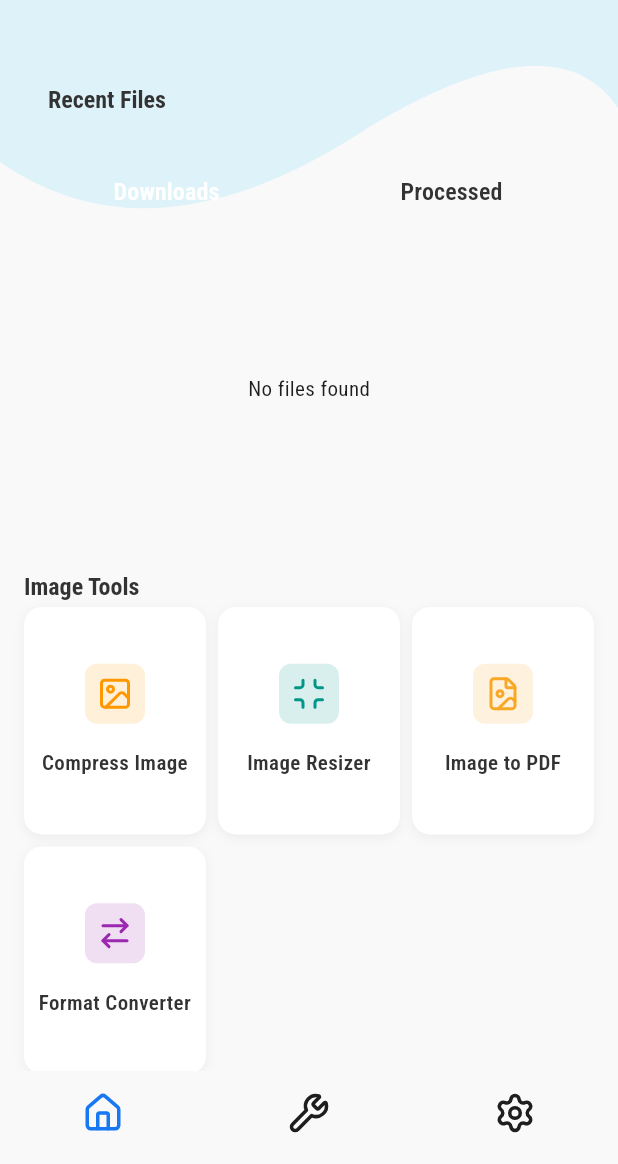
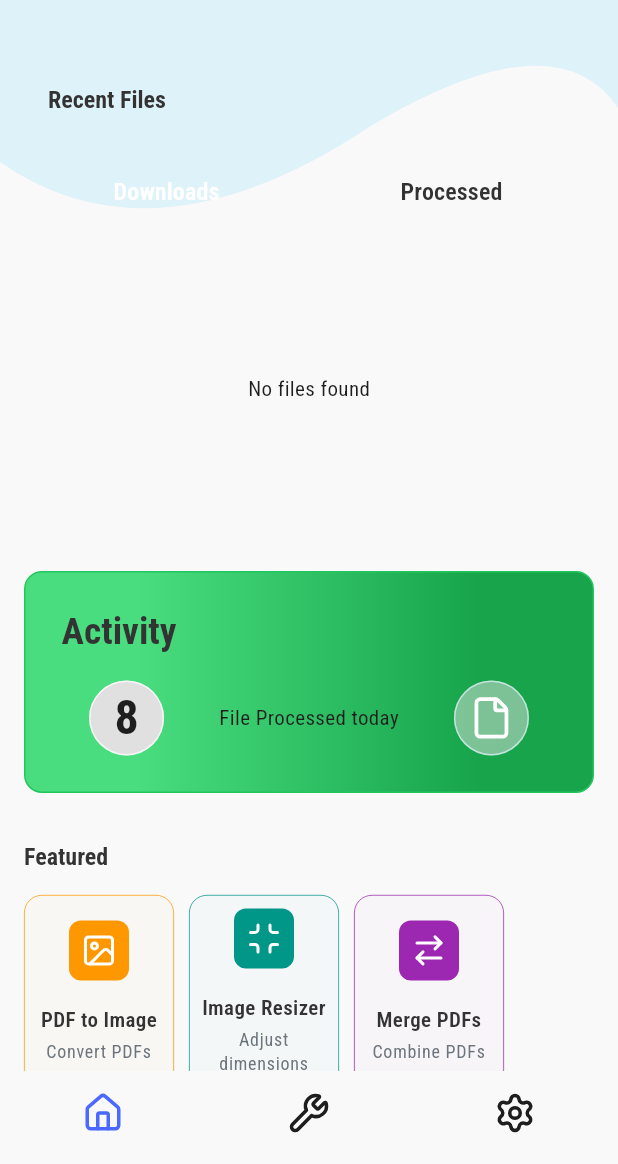
Before and after one commit to alaminsk99/tool_nest, a Flutter app: the screen it shows after launch, on a phone screen of 412 x 824 dp, the part 72-1236 px from its top. Run offline on Flutter 3.47's test engine with Material 3 defaults, Android fonts, the phone set to English and light mode, and no system bars; our stand-ins replace bloc, connectivity_plus, cross_file, equatable, file_picker, firebase_auth and 19 more; missing offline and left inert: flutter_tab_indicator_styler, image_gallery_saver_plus, pdfx, syncfusion_flutter_pdf, syncfusion_flutter_pdfviewer; accounts and stored records are empty; generated files the repository leaves out were written again.

Commit message:
Update the UI

```diff
--- a/lib/application/blocs/pdf_tools/split_pdf/split_pdf_bloc.dart
+++ b/lib/application/blocs/pdf_tools/split_pdf/split_pdf_bloc.dart
@@ -62,12 +62,15 @@ class SplitPdfBloc extends Bloc<SplitPdfEvent, SplitPdfState> {
       if (splitFiles.isNotEmpty) {
         final firstSplit = splitFiles.first;
 
+        final aspectRatio = await PdfService().detectAspectRatio(firstSplit.path,  RecentFileType.pdf);
+
         final recentFile = RecentFileModel(
           path: firstSplit.path,
           name: firstSplit.path.split('/').last,
           fileType: RecentFileType.pdf,
           status: FileStatus.completed,
           tab: RecentTabs.processed,
+          aspectRatio: aspectRatio,
         );
 
         event.context.read<HomePageBloc>().add(AddRecentFileEvent(recentFile));
--- a/lib/core/constants/colors.dart
+++ b/lib/core/constants/colors.dart
@@ -1,48 +1,44 @@
 import 'dart:ui';
-
 import 'package:flutter/material.dart';
 
 class TNColors {
   TNColors._();
 
   /// App Basic Color
-  // Changed to match the prominent blue-purple in buttons and icons
-  // Uses Color
+  // Updated to Facebook Blue - primary brand color for buttons, icons, and emphasis
   static const Color primary = Color(0xff1877F2);
-  // Light grey, suitable for secondary button backgrounds or subtle UI elements
-  // Uses Color
+  // Light grey for secondary button backgrounds and subtle UI elements
   static const Color secondary = Color(0xffF2F2F5);
   static const Color thirdColor = materialPrimaryColor;
-  // Uses Color
-  static const Color black = Color(0xff1E1E1E); // Darkest text/icon color
+  // Darkest text and icon color
+  static const Color black = Color(0xff1E1E1E);
 
-  // Updated MaterialColor to be based on the new primary color
+  /// Material Color Swatch
+  // Based on primary blue with full Material Design color spectrum
   static const MaterialColor materialPrimaryColor = MaterialColor(
     _primaryValue,
     <int, Color>{
-      50: Color(0xFFE9ECFF),  // Lighter shade of primary
-      100: Color(0xFFC9D0FF),
-      200: Color(0xFFA6B1FF),
-      300: Color(0xFF8291FF),
-      400: Color(0xFF6678FF),
-      500: Color(_primaryValue), // This is primary: 0xff4B68FF
-      600: Color(0xFF435EE6),
-      700: Color(0xFF3953CC),
-      800: Color(0xFF3047B3),
-      900: Color(0xFF20338F),  // Darker shade of primary
+      50: Color(0xffE9ECFF),   // Lightest shade
+      100: Color(0xffC9D0FF),
+      200: Color(0xffA6B1FF),
+      300: Color(0xff8291FF),
+      400: Color(0xff6678FF),
+      500: Color(_primaryValue), // Core material color
+      600: Color(0xff435EE6),
+      700: Color(0xff3953CC),
+      800: Color(0xff3047B3),
+      900: Color(0xff20338F),   // Darkest shade
     },
   );
 
-  // Updated _primaryValue to the new primary color hex
-  static const int _primaryValue = 0xff1877F2;
+  static const int _primaryValue = 0xff4B68FF;
 
   /// Terms and Condition Color
-  // Changed to primary color for consistency, as the original teal was not observed
-  static const Color termTextColor = Color(0xff4B68FF); // Uses primary color
+  // Uses primary material color for consistency
+  static const Color termTextColor = Color(0xff4B68FF);
 
   /// Gradient Color
-  // This gradient was not observed in the provided screenshots.
-  // Kept as is, review if it's used or needs to align with the new theme.
+  // Warm gradient from pink to light peach, diagonal direction
   static const Gradient linearGradient = LinearGradient(
     begin: Alignment(0.0, 0.0),
     end: Alignment(0.707, -0.707),
@@ -54,47 +50,59 @@ class TNColors {
   );
 
   /// Text Color
-  static const Color textPrimary = Color(0xff333333); // For main text, titles
-  static const Color textSecondary = Color(0xff6C757D); // For subtitles, less important text
-  static const Color textWhite = Color(0xffFFFFFF); // For text on dark/colored backgrounds
+  static const Color textPrimary = Color(0xff333333);   // Main text and titles
+  static const Color textSecondary = Color(0xff6C757D); // Subtitles and secondary text
+  static const Color textWhite = Color(0xffFFFFFF);     // Text on dark/colored backgrounds
 
   /// Background Color
-  static const Color light = Color(0xffF6F6F6); // Very light grey, can be an alternative screen bg or card bg
-  static const Color dark = Color(0xff272727); // For dark mode background
-  // Changed to white for the main app background as seen in screenshots
-  static const Color primaryBackground = Color(0xffFFFFFF);
+  static const Color primaryBackground = Color(0xffFFFFFF); // Main app background
+  static const Color light = Color(0xffF6F6F6);             // Alternative screen or card background
+  static const Color dark = Color(0xff272727);              // Dark mode background
 
   /// Background Container Color
-  // Changed to white for containers like tool buttons, which appear white
-  static const Color lightContainer = Color(0xffFFFFFF);
-  static Color darkContainer = TNColors.white.withOpacity(0.1); // For dark mode containers
+  static const Color lightContainer = Color(0xffFFFFFF);   // Container backgrounds like tool buttons
+  static Color darkContainer = TNColors.white.withOpacity(0.1); // Dark mode containers (white with 10% opacity)
 
   /// Button Color
-  // This is the main action color, same as primary
-  static const Color buttonPrimary = Color(0xff4B68FF);
-  // Changed to a light grey for secondary button backgrounds (e.g., "Log Out", "Browse Files" bg)
-  static const Color buttonSecondary = Color(0xffF2F2F5);
-  static const Color buttonDisabled = Color(0xffC4C4C4); // Standard disabled color
+  static const Color buttonPrimary = Color(0xff4B68FF);    // Main action buttons
+  static const Color buttonSecondary = Color(0xffF2F2F5);  // Secondary button backgrounds
+  static const Color buttonDisabled = Color(0xffC4C4C4);   // Disabled button state
 
   /// Border Color
-  static const Color borderPrimary = Color(0xffD9D9D9); // For primary borders
-  static const Color borderSecondary = Color(0xffE6E6E6); // For secondary/lighter borders
-  static const Color cusClipperBack =  Color(0xFFDEF2F9); // For the Clipper color
+  static const Color borderPrimary = Color(0xffD9D9D9);    // Primary borders
+  static const Color borderSecondary = Color(0xffE6E6E6);  // Secondary/lighter borders
+  static const Color cusClipperBack = Color(0xffDEF2F9);   // Clipper background color
+
+  /// Functional Colors
+  static const Color error = Color(0xffD32F2F);   // Error states and destructive actions
+  static const Color success = Color(0xff388E3C); // Success states and confirmations
+  static const Color warning = Color(0xffF57C00); // Warning states and alerts
+  static const Color info = Color(0xff1976D2);    // Informational states
+
+  /// Neutral Shades
+  static const Color blacks = Color(0xff232323);      // Deep black
+  static const Color darkerGrey = Color(0xff4F4F4F);  // Darker grey tone
+  static const Color darkGrey = Color(0xff939393);    // Medium grey
+  static const Color grey = Color(0xffE0E0E0);        // Light grey
+  static const Color softGrey = Color(0xffF4F4F4);    // Soft grey
+  static const Color lightGrey = Color(0xffF9F9F9);   // Very light grey
+  static const Color white = Color(0xffFFFFFF);       // Pure white
+  static const Color transparent = Colors.transparent;// Transparent
 
 
-  /// Error and Validation Color (Standard colors, kept as is)
-  static const Color error = Color(0xffD32F2F);
-  static const Color success = Color(0xff388E3C);
-  static const Color warning = Color(0xffF57C00);
-  static const Color info = Color(0xff1976D2);
 
-  /// Neutral Shades (Standard palette, kept as is)
-  static const Color blacks = Color(0xff232323);
-  static const Color darkerGrey = Color(0xff4F4F4F);
-  static const Color darkGrey = Color(0xff939393);
-  static const Color grey = Color(0xffE0E0E0);
-  static const Color softGrey = Color(0xffF4F4F4);
-  static const Color lightGrey = Color(0xffF9F9F9);
-  static const Color white = Color(0xffFFFFFF);
-  static const Color transparent = Colors.transparent;
+ /// Special Use Color
+  static const Color specialBlueColor = Color(0xff3B82F6);
+  static const Color specialGreenColor = Color(0xff22C55E);
+  static const Color specialPurpleColor = Color(0xffA855F7);
+  static const Color specialBrunColor = Color(0xffF56B13);
+
+  static const specialGreenGradientVeriasion = LinearGradient(
+    colors: [
+      Color(0xff49DD7F),
+      Color(0xff17A44B),
+    ],
+    stops: [0.2,0.8],
+
+  );
 }
--- a/lib/core/constants/text_strings.dart
+++ b/lib/core/constants/text_strings.dart
@@ -36,6 +36,7 @@ class TNTextStrings {
   static const String homeTitle = "Explore Tools";
   static const String searchHint = "Search tools...";
   static const String pageSelection = "Page Selection";
+  static const String featured = "Featured";
 
   /// General Labels
   static const String ok = "OK";
--- a/lib/presentation/pages/home/home_page.dart
+++ b/lib/presentation/pages/home/home_page.dart
@@ -50,7 +50,7 @@ class _HomePageState extends State<HomePage> with WidgetsBindingObserver {
 
   @override
   Widget build(BuildContext context) {
-   return Scaffold(
+    return Scaffold(
       body: Stack(
         children: [
           const BackgroundContainer(),
@@ -61,7 +61,7 @@ class _HomePageState extends State<HomePage> with WidgetsBindingObserver {
               Expanded(
                 child: SingleChildScrollView(
                   padding: TNPaddingStyle.allPadding,
-                  physics:const PageScrollPhysics(),
+                  physics: const PageScrollPhysics(),
                   child: Column(
                     crossAxisAlignment: CrossAxisAlignment.start,
                     children: [
@@ -72,7 +72,11 @@ class _HomePageState extends State<HomePage> with WidgetsBindingObserver {
                         padding: TNPaddingStyle.onlyLeftMD,
                         child: Text(
                           TNTextStrings.recentFiles,
-                          style: Theme.of(context).textTheme.titleLarge?.copyWith(
+                          style: Theme
+                              .of(context)
+                              .textTheme
+                              .titleLarge
+                              ?.copyWith(
                             fontWeight: FontWeight.bold,
                             color: TNColors.textPrimary,
                           ),
@@ -90,29 +94,47 @@ class _HomePageState extends State<HomePage> with WidgetsBindingObserver {
                       RecentFilesScroll(),
 
 
-                      Gap(TNSizes.spaceBetweenSections *1.3),
+                      Gap(TNSizes.spaceBetweenSections * 1.3),
 
+                      ///
+                      StaticContainer(),
+                      Gap(TNSizes.spaceBetweenSections),
                       /// Image Tools Section
-                      _sectionTitle(TNTextStrings.imageTools, context),
-                      Gap(TNSizes.spaceXS),
-                      _toolGrid([
-                        ToolCard(title: TNTextStrings.compressImage, icon: LucideIcons.image, color: Colors.orange, onTap:() => context.goNamed(AppRoutes.imageCompressor),),
-                        ToolCard(title: TNTextStrings.imageResizer, icon: LucideIcons.minimize, color: Colors.teal, onTap: () => context.goNamed(AppRoutes.imageResize)),
-                        ToolCard(title: TNTextStrings.imageToPDF, icon: LucideIcons.fileImage, color: Colors.yellow.shade800, onTap: () => context.goNamed(AppRoutes.imageToPdf)),
-                        ToolCard(title: TNTextStrings.formatConverter, icon: LucideIcons.arrowRightLeft, color: Colors.purple, onTap: () => context.goNamed(AppRoutes.imageFormatConverter)),
-                      ]),
+                      _sectionTitle(TNTextStrings.featured, context),
+                      Gap(TNSizes.spaceBetweenItems),
+                      Wrap(
+                        spacing: 10,
+                        runSpacing: 10,
 
-                      Gap(TNSizes.spaceBetweenSections*1.3 ),
+                        clipBehavior: Clip.antiAlias,
+                        children: [
+                          ToolCard(
+                            title: TNTextStrings.pdfToImage,
+                            icon: LucideIcons.image,
+                            color: Colors.orange,
+                            onTap: () => context.goNamed(AppRoutes.pdfToImage),
+                            subtitle: 'Convert PDFs',
+                          ),
+                          ToolCard(
+                            title: TNTextStrings.imageResizer,
+                            icon: LucideIcons.minimize,
+                            color: Colors.teal,
+                            onTap: () =>
+                                context.goNamed(AppRoutes.imageResize),
+                            subtitle: 'Adjust dimensions',
+                          ),
+                          ToolCard(
+                            title: TNTextStrings.mergePDFs,
+                            icon: LucideIcons.arrowRightLeft,
+                            color: Colors.purple,
+                            onTap: () => context.goNamed(AppRoutes.mergePdf),
+                            subtitle: 'Combine PDFs',
+                          ),
+                        ],
+                      ),
+                      Gap(TNSizes.spaceBetweenSections * 1.3),
 
                       /// PDF Tools Section
-                      _sectionTitle(TNTextStrings.pdfTools, context),
-                      Gap(TNSizes.spaceXS),
-                      _toolGrid([
-                        ToolCard(title: TNTextStrings.pdfToImage, icon: LucideIcons.image, color: Colors.blue, onTap: ()=> context.goNamed(AppRoutes.pdfToImage)),
-                        ToolCard(title: TNTextStrings.mergePDFs, icon: LucideIcons.merge, color: Colors.green, onTap: ()=> context.goNamed(AppRoutes.mergePdf)),
-                        ToolCard(title: TNTextStrings.splitPDF, icon: LucideIcons.split, color: Colors.red, onTap: ()=> context.goNamed(AppRoutes.splitPdf)),
-                        ToolCard(title: TNTextStrings.compressPDF, icon: LucideIcons.fileAxis3d, color: Colors.indigo, onTap: ()=> context.goNamed(AppRoutes.compressPdf)),
-                      ]),
                     ],
                   ),
                 ),
@@ -122,28 +144,83 @@ class _HomePageState extends State<HomePage> with WidgetsBindingObserver {
         ],
       ),
     );
-
   }
 
   Widget _sectionTitle(String title, BuildContext context) {
     return Text(
       title,
-      style: Theme.of(context).textTheme.titleLarge?.copyWith(
+      style: Theme
+          .of(context)
+          .textTheme
+          .titleLarge
+          ?.copyWith(
         fontWeight: FontWeight.bold,
         color: TNColors.textPrimary,
       ),
     );
   }
 
-  Widget _toolGrid(List<Widget> children) {
-    return GridView.count(
-      shrinkWrap: true,
-      physics: const NeverScrollableScrollPhysics(),
-      crossAxisCount: 3,
-      mainAxisSpacing: TNSizes.spaceSM,
-      crossAxisSpacing: TNSizes.spaceSM,
-      childAspectRatio: 0.8,
-      children: children,
+
+}
+
+class StaticContainer extends StatelessWidget {
+  const StaticContainer({
+    super.key,
+  });
+
+  @override
+  Widget build(BuildContext context) {
+    return Container(
+      padding: TNPaddingStyle.allPaddingLG,
+      decoration: BoxDecoration(
+        border: Border.all(color: TNColors.specialGreenColor),
+        borderRadius: BorderRadius.circular(TNSizes.borderRadiusMD),
+        gradient:TNColors.specialGreenGradientVeriasion,
+
+      ),
+      child:  Column(
+        crossAxisAlignment: CrossAxisAlignment.start,
+        mainAxisSize: MainAxisSize.min,
+        children: [
+          Text('Activity',style: Theme
+              .of(context)
+              .textTheme
+              .titleLarge
+              ?.copyWith(
+            fontWeight: FontWeight.bold,
+            color: TNColors.textPrimary,
+            fontSize: 25,
+          ),),
+          Gap(TNSizes.spaceBetweenItems),
+          Row(
+            mainAxisAlignment: MainAxisAlignment.spaceAround,
+            children: [
+              Container(
+                height: 50,
+                width: 50,
+                decoration: BoxDecoration(
+                  color: TNColors.grey,
+                  shape: BoxShape.circle,
+                    border: Border.all(color: TNColors.white.withOpacity(0.7)),
+                ),
+                child: Center(child: Text('8',style: Theme.of(context).textTheme.headlineLarge?.copyWith(),)),
+              ),
+
+              Text('File Processed today',style: Theme.of(context).textTheme.bodyMedium,),
+
+              Container(
+                  height: 50,
+                  width: 50,
+                  decoration: BoxDecoration(
+                    color: TNColors.grey.withOpacity(0.5),
+                    shape: BoxShape.circle,
+                    border: Border.all(color: TNColors.cusClipperBack.withOpacity(0.7))
+                  ),
+                  child: Center(child: Icon(LucideIcons.file,size: 30,color: TNColors.textWhite,))),
+            ],
+          ),
+        ],
+      ),
     );
   }
 }
--- a/lib/presentation/pages/home/widgets/card/tool_card.dart
+++ b/lib/presentation/pages/home/widgets/card/tool_card.dart
@@ -9,13 +9,14 @@ class ToolCard extends StatelessWidget {
   final IconData icon;
   final Color color;
   final VoidCallback onTap;
+  final String? subtitle;
 
   const ToolCard({
     super.key,
     required this.title,
     required this.icon,
     required this.color,
-    required this.onTap,
+    required this.onTap, this.subtitle,
   });
 
   @override
@@ -23,17 +24,13 @@ class ToolCard extends StatelessWidget {
     return GestureDetector(
       onTap: onTap,
       child: Container(
+        height: 130,
+        width: 100,
         padding: TNPaddingStyle.allPaddingXS,
         decoration: BoxDecoration(
-          color: TNColors.white,
+          color: color.withOpacity(0.02),
           borderRadius: BorderRadius.circular(TNSizes.borderRadiusMD),
-          boxShadow: [
-            BoxShadow(
-              color: TNColors.black.withOpacity(0.06),
-              blurRadius: 6,
-              offset: const Offset(0, 2),
-            ),
-          ],
+          border: Border.all(color: color,width: 0.5),
         ),
         child: Column(
           crossAxisAlignment: CrossAxisAlignment.center,
@@ -42,13 +39,13 @@ class ToolCard extends StatelessWidget {
             Container(
               padding: TNPaddingStyle.allPaddingSM,
               decoration: BoxDecoration(
-                color: color.withOpacity(0.15),
+                color: color,
                 borderRadius: BorderRadius.circular(TNSizes.borderRadiusSM),
               ),
               child: Icon(
                 icon,
-                color: color,
-                size: 24,
+                color: TNColors.white,
+                size: TNSizes.iconSizeMD,
               ),
             ),
             Gap(TNSizes.spaceBetweenItems),
@@ -60,6 +57,8 @@ class ToolCard extends StatelessWidget {
                 color: TNColors.textPrimary,
               ),
             ),
+            Gap(TNSizes.spaceXS),
+            if(subtitle !=null)Text(subtitle!,style: Theme.of(context).textTheme.labelMedium?.copyWith(color: TNColors.textSecondary),textAlign: TextAlign.center,),
           ],
         ),
       ),
--- a/lib/presentation/pages/tools/widgets/tool_list/pdf_tools.dart
+++ b/lib/presentation/pages/tools/widgets/tool_list/pdf_tools.dart
@@ -1,8 +1,11 @@
 
 import 'package:flutter/material.dart';
+import 'package:gap/gap.dart';
 import 'package:go_router/go_router.dart';
 import 'package:lucide_icons_flutter/lucide_icons.dart';
 import 'package:toolest/config/router/route_paths.dart';
+import 'package:toolest/core/constants/colors.dart';
+import 'package:toolest/core/constants/sizes.dart';
 import 'package:toolest/core/constants/text_strings.dart';
 import 'package:toolest/presentation/pages/tools/widgets/list_tile/list_tile_for_tools.dart';
 
@@ -19,24 +22,31 @@ class PdfTools extends StatelessWidget {
           title: TNTextStrings.pdfToImage,
           subTitle: TNTextStrings.pdfToImageSubTitle,
           onPressed: ()=> context.goNamed(AppRoutes.pdfToImage),
+          iconColor: TNColors.specialPurpleColor,
         ),
+        Gap(TNSizes.spaceBetweenItems),
         ListTileForTools(
           icon: LucideIcons.merge,
           title: TNTextStrings.mergePDFs,
           subTitle: TNTextStrings.mergePDFsSubTitle,
           onPressed: ()=> context.goNamed(AppRoutes.mergePdf),
+          iconColor: TNColors.specialGreenColor,
         ),
+        Gap(TNSizes.spaceBetweenItems),
         ListTileForTools(
           icon: LucideIcons.split,
           title: TNTextStrings.splitPDF,
           subTitle: TNTextStrings.splitPDFSubTitle,
           onPressed: ()=> context.goNamed(AppRoutes.splitPdf),
+          iconColor: TNColors.specialBlueColor,
         ),
+        Gap(TNSizes.spaceBetweenItems),
         ListTileForTools(
           icon: LucideIcons.fileAxis3d,
           title: TNTextStrings.compressPDF,
           subTitle: TNTextStrings.compressPDFSubTitle,
           onPressed: ()=> context.goNamed(AppRoutes.compressPdf),
+          iconColor: TNColors.specialBrunColor,
         ),
       ],
     );
--- a/pubspec.yaml
+++ b/pubspec.yaml
@@ -19,6 +19,7 @@ dependencies:
   cupertino_icons: ^1.0.8
   lucide_icons_flutter: ^3.0.4
   font_awesome_flutter: ^10.8.0
+  google_fonts: ^6.2.1
 
   #Icon Management
   flutter_svg: ^2.1.0
```
Also changed, not shown: lib/main.dart (+13 -12 lines), pubspec.lock, 2 other files.
